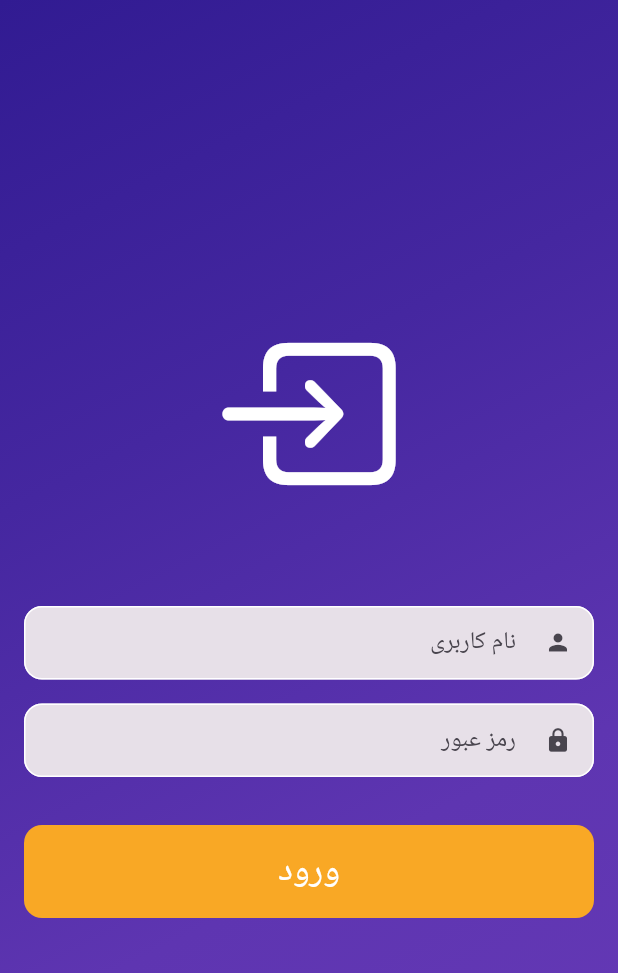
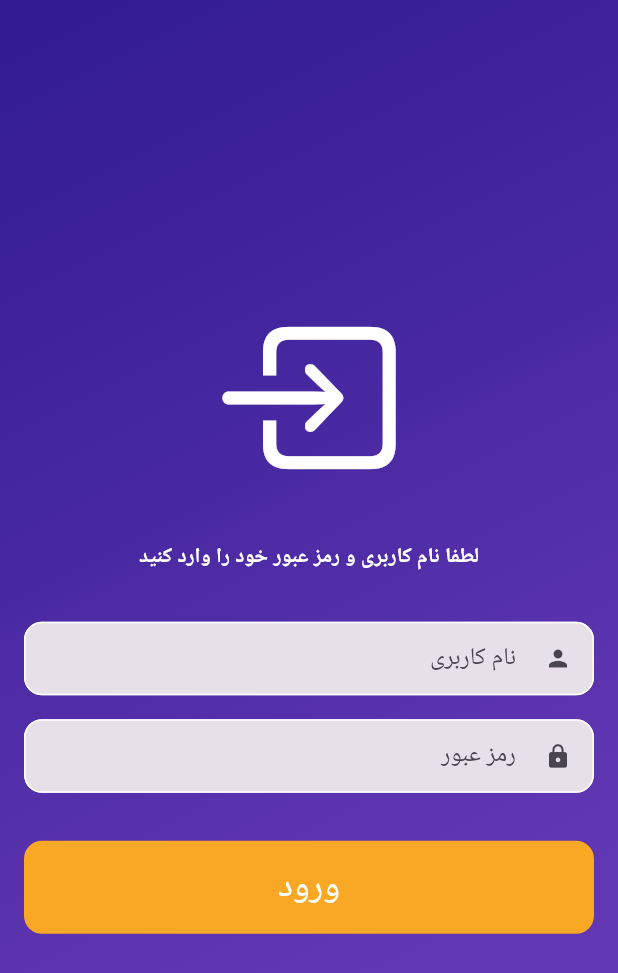
Before and after one commit to MrPouyaSaad/login_pishro, a Flutter app: the screen it shows after launch, on a phone screen of 412 x 824 dp. Shown: the top 973 px of the screen. Run offline on Flutter 3.47's test engine with Material 2 defaults, Android fonts, the phone set to English and light mode, and no system bars; our stand-ins replace video_player.

Commit message:
Edit Login Screen

```diff
--- a/lib/login.dart
+++ b/lib/login.dart
@@ -32,7 +32,15 @@ class LoginScreen extends StatelessWidget {
               color: Colors.white,
             ),
             const SizedBox(
-              height: 64,
+              height: 32,
+            ),
+            const Text(
+              'لطفا نام کاربری و رمز عبور خود را وارد کنید',
+              style:
+                  TextStyle(color: Colors.white, fontWeight: FontWeight.bold),
+            ),
+            const SizedBox(
+              height: 32,
             ),
             const MyTextField(
               icon: Icon(Icons.person),
```
